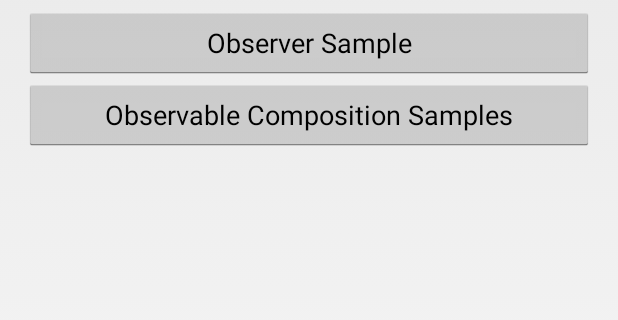
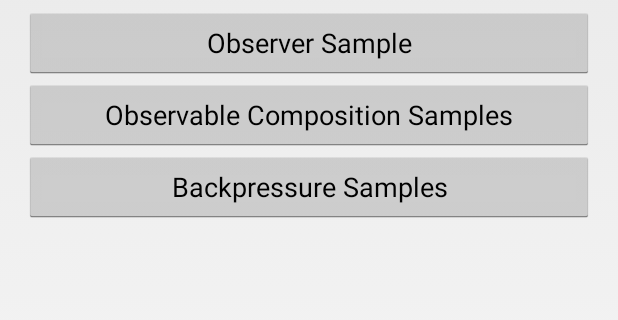
Before and after one commit to android10/Android-ReactiveProgramming, an Android app: the screen it shows after launch (MainActivity), after a tap on "Observer Sample", on a phone screen of 412 x 824 dp, the part 195-515 px from its top. Run offline under Robolectric (Android 15) with nearby library versions, the phone set to English and light mode, and no system bars; our stand-ins replace ButterKnife; 2 statements that could not run were skipped.

Commit message:
Cleanup layouts.

```diff
--- a/app/src/main/java/com/fernandocejas/android10/rx/sample/activity/MainActivity.java
+++ b/app/src/main/java/com/fernandocejas/android10/rx/sample/activity/MainActivity.java
@@ -19,9 +19,6 @@ import android.os.Bundle;
 import butterknife.ButterKnife;
 import butterknife.OnClick;
 import com.fernandocejas.android10.rx.sample.R;
-import com.fernandocejas.frodo.annotation.RxLogObservable;
-import java.util.Arrays;
-import rx.Observable;
 
 public class MainActivity extends BaseActivity {
 
@@ -33,27 +30,14 @@ public class MainActivity extends BaseActivity {
   }
 
   @OnClick(R.id.btn_sampleObserver) void navigateToObserverSample() {
-    //navigator.navigateToSubscriberSample(this);
-    Observable.zip(sampleOne(), sampleTwo(), (integer, integer2) -> integer + integer2).subscribe();
+    navigator.navigateToSubscriberSample(this);
   }
 
   @OnClick(R.id.btn_sampleBackpressure) void navigateToBackpressureSample() {
-    //navigator.navigateToBackpressureSamples(this);
-    Observable.zip(sampleOne(), sampleTwo(), (integer, integer2) -> integer + integer2
-    ).subscribe();
+    navigator.navigateToBackpressureSamples(this);
   }
 
   @OnClick(R.id.btn_sampleObservableComposition) void navigateToObservableCompositionSamples() {
     navigator.navigateToObservableCompositionSamples(this);
   }
-
-  @RxLogObservable
-  private Observable<Integer> sampleOne() {
-    return Observable.from(Arrays.asList(1, 2, 3, 4, 5));
-  }
-
-  @RxLogObservable
-  private Observable<Integer> sampleTwo() {
-    return Observable.from(Arrays.asList(10, 20, 30, 40, 50));
-  }
 }
--- a/app/src/main/res/layout/activity_main.xml
+++ b/app/src/main/res/layout/activity_main.xml
@@ -1,5 +1,4 @@
 <LinearLayout xmlns:android="http://schemas.android.com/apk/res/android"
-    xmlns:tools="http://schemas.android.com/tools"
     android:layout_width="match_parent"
     android:layout_height="match_parent"
     android:orientation="vertical"
@@ -7,7 +6,6 @@
     android:paddingLeft="@dimen/activity_horizontal_margin"
     android:paddingRight="@dimen/activity_horizontal_margin"
     android:paddingTop="@dimen/activity_vertical_margin"
-    tools:context=".MainActivity"
     >
 
   <TextView
@@ -44,7 +42,6 @@
       android:layout_width="match_parent"
       android:layout_height="wrap_content"
       android:text="@string/btn_text_load_sample_backpressure"
-      android:visibility="invisible"
       />
 
 </LinearLayout>
--- a/app/src/main/res/layout/activity_samples_backpressure.xml
+++ b/app/src/main/res/layout/activity_samples_backpressure.xml
@@ -1,12 +1,10 @@
 <RelativeLayout xmlns:android="http://schemas.android.com/apk/res/android"
-    xmlns:tools="http://schemas.android.com/tools"
     android:layout_width="match_parent"
     android:layout_height="match_parent"
     android:paddingBottom="@dimen/activity_vertical_margin"
     android:paddingLeft="@dimen/activity_horizontal_margin"
     android:paddingRight="@dimen/activity_horizontal_margin"
     android:paddingTop="@dimen/activity_vertical_margin"
-    tools:context=".SampleActivityObservable"
     >
 
   <RelativeLayout
```
